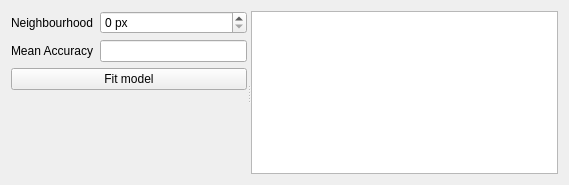
This is ui/logisticregressionwidgetbase.ui in nextgis/qgis_molusce as Qt 5 draws it before an edit. The edited form follows.
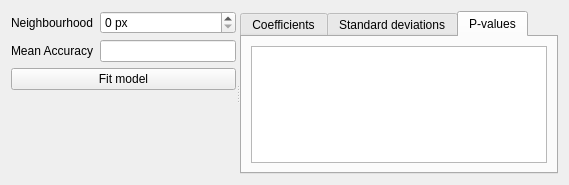
This is the edited form. Custom widgets are drawn as their Qt base class.

Commit message: more result tables for LR (currently populated with same data)

```diff
--- a/ui/logisticregressionwidgetbase.ui
+++ b/ui/logisticregressionwidgetbase.ui
@@ -67,7 +67,41 @@
        </item>
       </layout>
      </widget>
-     <widget class="MolusceTableWidget" name="tblCoefficients"/>
+     <widget class="QTabWidget" name="tabLRResults">
+      <property name="currentIndex">
+       <number>2</number>
+      </property>
+      <widget class="QWidget" name="tab">
+       <attribute name="title">
+        <string>Coefficients</string>
+       </attribute>
+       <layout class="QHBoxLayout" name="horizontalLayout">
+        <item>
+         <widget class="MolusceTableWidget" name="tblCoefficients"/>
+        </item>
+       </layout>
+      </widget>
+      <widget class="QWidget" name="tab_2">
+       <attribute name="title">
+        <string>Standard deviations</string>
+       </attribute>
+       <layout class="QVBoxLayout" name="verticalLayout_2">
+        <item>
+         <widget class="MolusceTableWidget" name="tblStdDev"/>
+        </item>
+       </layout>
+      </widget>
+      <widget class="QWidget" name="tab_3">
+       <attribute name="title">
+        <string>P-values</string>
+       </attribute>
+       <layout class="QVBoxLayout" name="verticalLayout_3">
+        <item>
+         <widget class="MolusceTableWidget" name="tblPValues"/>
+        </item>
+       </layout>
+      </widget>
+     </widget>
     </widget>
    </item>
   </layout>
```
The commit also changes 1 other file.
